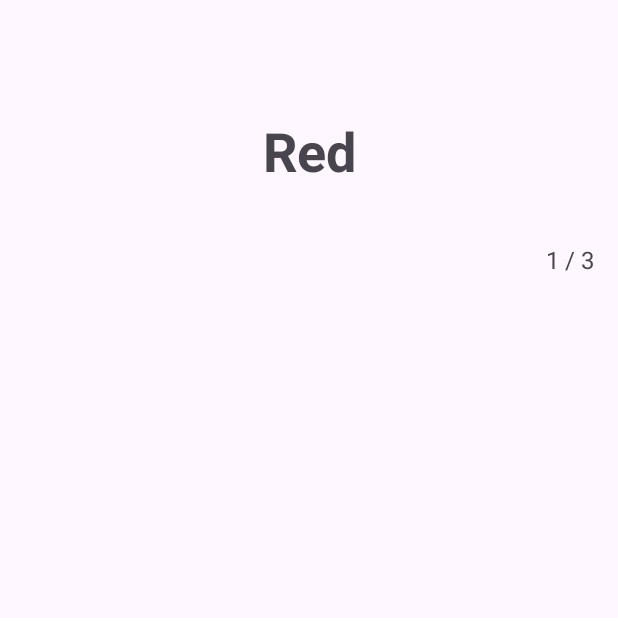
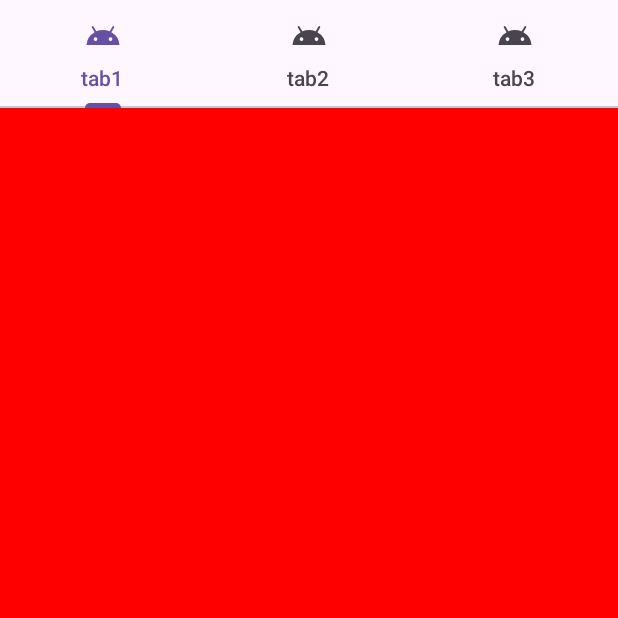
Before and after one commit to rmfgh2004/WidgetSampleApp, an Android app: the screen it shows after launch (MainActivity), on a phone screen of 412 x 824 dp, the top half of it. Run offline under Robolectric (Android 15) with nearby library versions, the phone set to English and light mode, and no system bars.

Commit message:
study tabLayout

```diff
--- a/app/src/main/java/com/example/widgetsampleapp/MainActivity.kt
+++ b/app/src/main/java/com/example/widgetsampleapp/MainActivity.kt
@@ -6,6 +6,7 @@ import android.widget.ArrayAdapter
 import android.widget.AutoCompleteTextView
 import android.widget.Button
 import android.widget.ExpandableListView
+import android.widget.FrameLayout
 import android.widget.ListView
 import android.widget.NumberPicker
 import android.widget.Spinner
@@ -17,19 +18,20 @@ import androidx.core.view.WindowInsetsCompat
 import androidx.recyclerview.widget.LinearLayoutManager
 import androidx.recyclerview.widget.RecyclerView
 import androidx.viewpager2.widget.ViewPager2
+import com.google.android.material.tabs.TabLayout
 
 class MainActivity : AppCompatActivity() {
     override fun onCreate(savedInstanceState: Bundle?) {
         super.onCreate(savedInstanceState)
         enableEdgeToEdge()
-        setContentView(R.layout.widget_view_pager2)
+        setContentView(R.layout.layout_tab)
         ViewCompat.setOnApplyWindowInsetsListener(findViewById(R.id.main)) { v, insets ->
             val systemBars = insets.getInsets(WindowInsetsCompat.Type.systemBars())
             v.setPadding(systemBars.left, systemBars.top, systemBars.right, systemBars.bottom)
             insets
         }
 
-        setViewPagerWidget()
+        setTabLayout()
     }
 
     private fun setTextWidget() {
@@ -173,4 +175,29 @@ class MainActivity : AppCompatActivity() {
         })
         adapter.submitList(dataSet)
     }
+
+    private fun setTabLayout() {
+        val tabLayoutContainer : FrameLayout = findViewById(R.id.tab_layout_container)
+        val tabLayout : TabLayout = findViewById(R.id.tab_layout)
+
+        tabLayoutContainer.setBackgroundResource(R.color.red)
+
+        tabLayout.addOnTabSelectedListener(object : TabLayout.OnTabSelectedListener {
+            override fun onTabSelected(tab: TabLayout.Tab?) {
+                when(tab!!.position) {
+                    0 -> tabLayoutContainer.setBackgroundResource(R.color.red)
+                    1 -> tabLayoutContainer.setBackgroundResource(R.color.green)
+                    2 -> tabLayoutContainer.setBackgroundResource(R.color.blue)
+                }
+            }
+
+            override fun onTabUnselected(tab: TabLayout.Tab?) {
+
+            }
+
+            override fun onTabReselected(tab: TabLayout.Tab?) {
+
+            }
+        })
+    }
 }
--- /dev/null
+++ b/app/src/main/res/layout/layout_tab.xml
@@ -0,0 +1,41 @@
+<?xml version="1.0" encoding="utf-8"?>
+<androidx.constraintlayout.widget.ConstraintLayout xmlns:android="http://schemas.android.com/apk/res/android"
+    xmlns:app="http://schemas.android.com/apk/res-auto"
+    android:id="@+id/main"
+    android:layout_width="match_parent"
+    android:layout_height="match_parent">
+
+    <com.google.android.material.tabs.TabLayout
+        android:id="@+id/tab_layout"
+        android:layout_width="match_parent"
+        android:layout_height="wrap_content"
+        app:layout_constraintTop_toTopOf="parent">
+
+        <com.google.android.material.tabs.TabItem
+            android:layout_width="match_parent"
+            android:layout_height="match_parent"
+            android:icon="@drawable/ic_android_black_24dp"
+            android:text="tab1" />
+
+        <com.google.android.material.tabs.TabItem
+            android:layout_width="match_parent"
+            android:layout_height="match_parent"
+            android:icon="@drawable/ic_android_black_24dp"
+            android:text="tab2" />
+
+        <com.google.android.material.tabs.TabItem
+            android:layout_width="match_parent"
+            android:layout_height="match_parent"
+            android:icon="@drawable/ic_android_black_24dp"
+            android:text="tab3" />
+
+    </com.google.android.material.tabs.TabLayout>
+
+    <FrameLayout
+        android:id="@+id/tab_layout_container"
+        android:layout_width="match_parent"
+        android:layout_height="0dp"
+        app:layout_constraintBottom_toBottomOf="parent"
+        app:layout_constraintTop_toBottomOf="@id/tab_layout" />
+
+</androidx.constraintlayout.widget.ConstraintLayout>
--- a/app/src/main/res/values/colors.xml
+++ b/app/src/main/res/values/colors.xml
@@ -2,4 +2,8 @@
 <resources>
     <color name="black">#FF000000</color>
     <color name="white">#FFFFFFFF</color>
+    <color name="red">#FFFF0000</color>
+    <color name="green">#FF00FF00</color>
+    <color name="blue">#FF0000FF</color>
+    <color name="yellow">#FFFFFF00</color>
 </resources>
```
